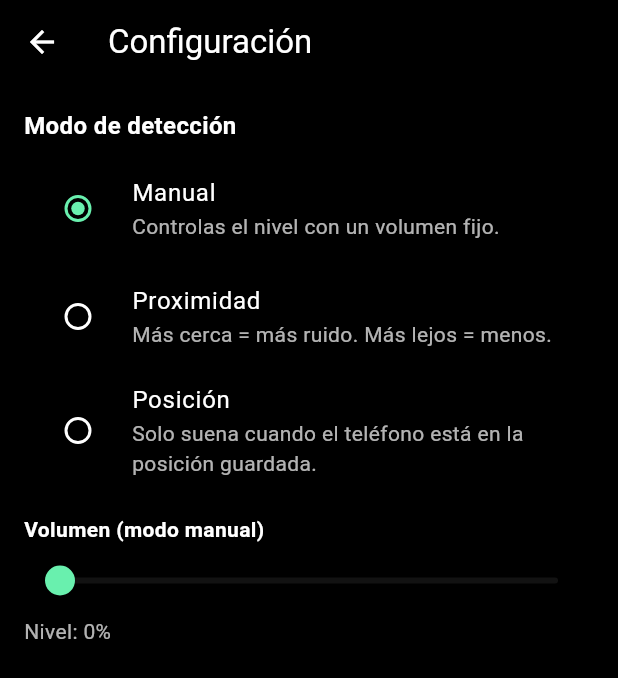
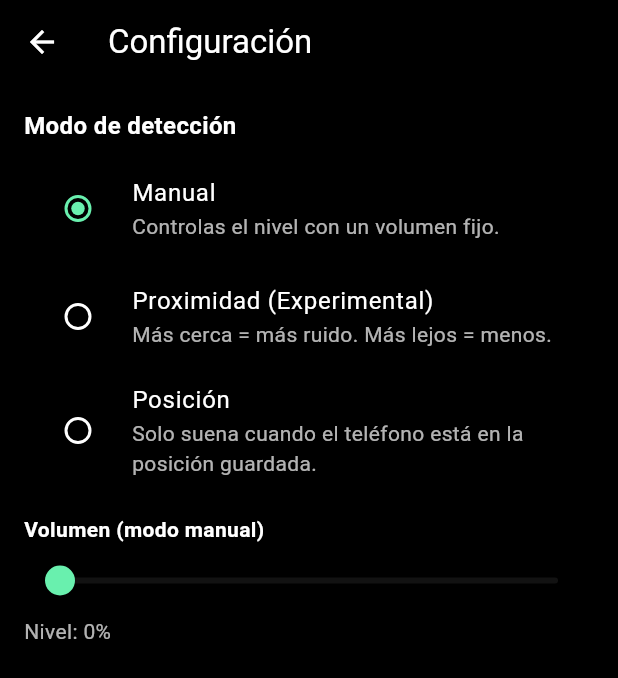
Before and after one commit to jesdav18/radiatroll, a Flutter app: the screen it shows after launch, after a tap on "Hacer prueba", after a tap on the "more vert" icon, on a phone screen of 412 x 824 dp. Shown: the top 678 px of the screen. Run offline on Flutter 3.47's test engine with Material 3 defaults, Android fonts, the phone set to English and light mode, and no system bars; our stand-ins replace audioplayers, sensors_plus; missing offline and left inert: proximity_sensor.

```diff
--- a/lib/detector_settings_page.dart
+++ b/lib/detector_settings_page.dart
@@ -96,7 +96,7 @@ class _DetectorSettingsPageState extends State<DetectorSettingsPage> {
                 RadioListTile<DetectorMode>(
                   value: DetectorMode.proximity,
                   activeColor: Colors.greenAccent,
-                  title: const Text('Proximidad', style: TextStyle(color: Colors.white)),
+                  title: const Text('Proximidad (Experimental)', style: TextStyle(color: Colors.white)),
                   subtitle: const Text(
                     'Más cerca = más ruido. Más lejos = menos.',
                     style: TextStyle(color: Colors.white70),
@@ -156,7 +156,7 @@ class _DetectorSettingsPageState extends State<DetectorSettingsPage> {
             const SizedBox(height: 8),
             const Text(
               'Coloca el celular en la posición que quieras usar para la prueba '
-              '(por ejemplo, apuntando al pecho de tu compa) y presiona:',
+              '(por ejemplo, apuntando al pecho de una persona) y presiona:',
               style: TextStyle(color: Colors.white70),
             ),
             const SizedBox(height: 12),
@@ -180,7 +180,7 @@ class _DetectorSettingsPageState extends State<DetectorSettingsPage> {
             const SizedBox(height: 8),
             Text(
               _localHasSavedOrientation
-                  ? 'Posición guardada ✔️ (puedes actualizarla cuando quieras)'
+                  ? 'Posición guardada (puedes actualizarla cuando quieras)'
                   : 'No hay ninguna posición guardada.',
               style: const TextStyle(color: Colors.white70),
             ),
--- a/pubspec.yaml
+++ b/pubspec.yaml
@@ -15,6 +15,7 @@ dependencies:
   sensors_plus: ^5.0.0
   proximity_sensor: ^1.0.4
   cupertino_icons: ^1.0.8
+  volume_controller: ^2.0.7
 
 dev_dependencies:
   flutter_test:
```
